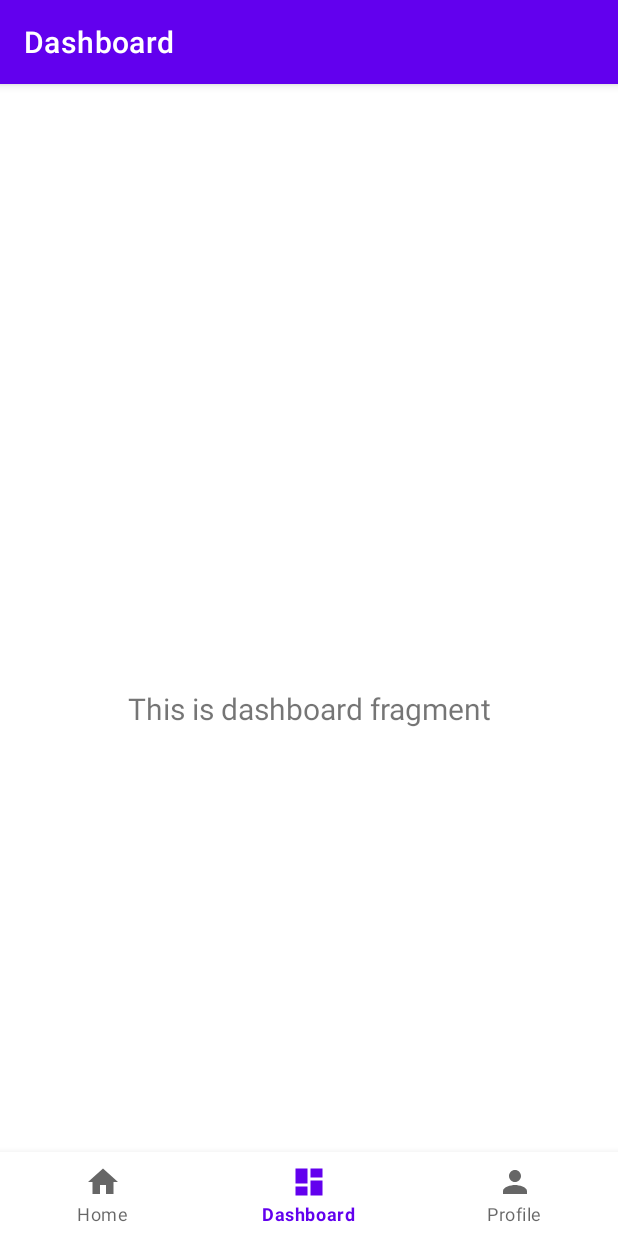
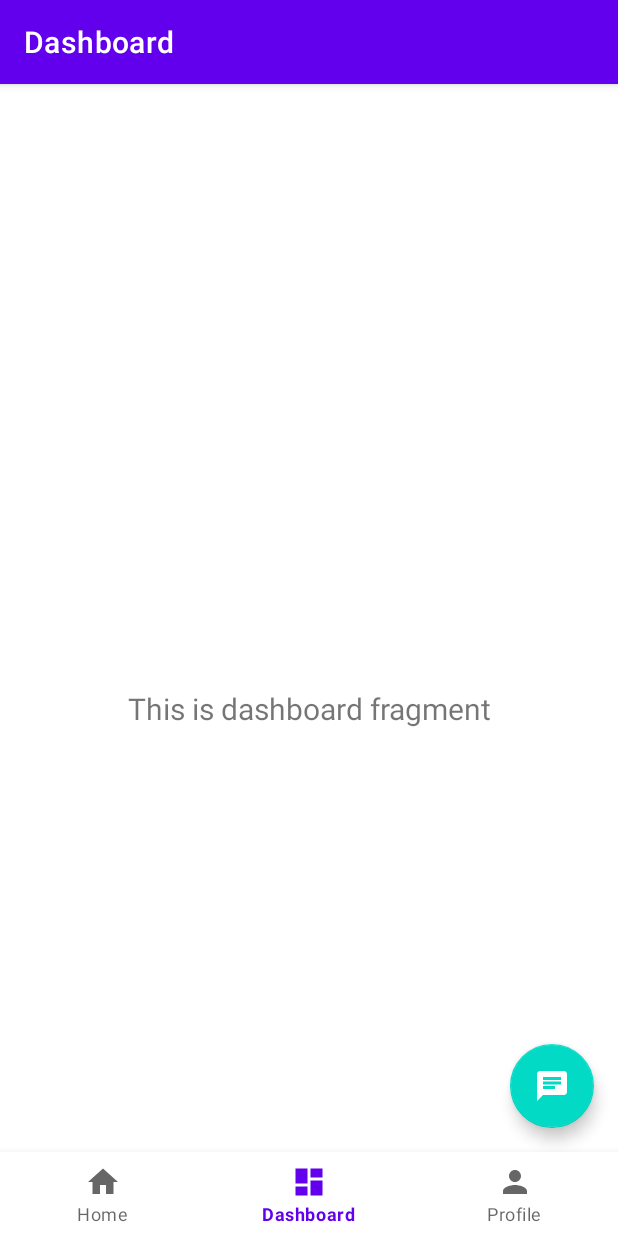
Before and after one commit to phamnguyenviethung/prm-asm, an Android app: the MainActivity screen opened directly, with no data from a screen before it, item 2 of the bottom bar chosen, on a phone screen of 412 x 824 dp. Run offline under Robolectric (Android 15) with nearby library versions, the phone set to English and light mode, and no system bars; our stand-ins replace navigation-ui; libraries missing offline, so code that uses them is left out: com.hubspot.mobilesdk; network calls fail; pictures from the network do not load; 6 statements that could not run were skipped.

Commit message:
[ADD]: Add chat feature

```diff
--- a/app/src/main/AndroidManifest.xml
+++ b/app/src/main/AndroidManifest.xml
@@ -30,5 +30,4 @@
             android:label="@string/app_name">
         </activity>
     </application>
-
 </manifest>
--- /dev/null
+++ b/app/src/main/assets/hubspot-info.json
@@ -0,0 +1,6 @@
+{
+  "portalId": "243249953",
+  "hublet": "na2",
+  "environment": "prod",
+  "defaultChatFlow": "Shop"
+}
--- a/app/src/main/java/com/example/myapplication/MainActivity.java
+++ b/app/src/main/java/com/example/myapplication/MainActivity.java
@@ -1,6 +1,7 @@
 package com.example.myapplication;
 
 import android.os.Bundle;
+import android.util.Log;
 
 import androidx.appcompat.app.AppCompatActivity;
 import androidx.navigation.NavController;
@@ -10,15 +11,20 @@ import androidx.navigation.ui.NavigationUI;
 
 import com.example.myapplication.databinding.ActivityMainBinding;
 import com.example.myapplication.util.AuthManager;
+import com.example.myapplication.util.HubSpotChatManager;
 import com.google.android.material.bottomnavigation.BottomNavigationView;
+import com.google.android.material.floatingactionbutton.FloatingActionButton;
 
 public class MainActivity extends AppCompatActivity {
-
+    private static final String TAG = "MainActivity";
     private ActivityMainBinding binding;
 
     @Override
     protected void onCreate(Bundle savedInstanceState) {
         super.onCreate(savedInstanceState);
+
+        // Initialize HubSpot Chat SDK
+        initializeHubSpotChat();
 
         // Check if user is logged in
         AuthManager.getInstance(this).checkLoginAndRedirect(this);
@@ -26,6 +32,37 @@ public class MainActivity extends AppCompatActivity {
         binding = ActivityMainBinding.inflate(getLayoutInflater());
         setContentView(binding.getRoot());
 
+        setupNavigation();
+        setupChatButton();
+    }
+
+    private void initializeHubSpotChat() {
+        try {
+            HubSpotChatManager.getInstance().initialize(this);
+            Log.d(TAG, "HubSpot Chat SDK initialization completed");
+        } catch (Exception e) {
+            Log.e(TAG, "Failed to initialize HubSpot Chat SDK", e);
+        }
+    }
+
+    private void setupChatButton() {
+        FloatingActionButton fabChat = findViewById(R.id.fab_chat);
+        fabChat.setOnClickListener(v -> {
+            Log.d(TAG, "Chat button clicked");
+            openHubSpotChat();
+        });
+    }
+
+    private void openHubSpotChat() {
+        try {
+            HubSpotChatManager.getInstance().openChat(this);
+            Log.d(TAG, "HubSpot chat opened successfully");
+        } catch (Exception e) {
+            Log.e(TAG, "Failed to open HubSpot chat", e);
+        }
+    }
+
+    private void setupNavigation() {
         BottomNavigationView navView = findViewById(R.id.nav_view);
         // Passing each menu ID as a set of Ids because each
         // menu should be considered as top level destinations.
--- a/app/src/main/java/com/example/myapplication/ui/auth/LoginActivity.java
+++ b/app/src/main/java/com/example/myapplication/ui/auth/LoginActivity.java
@@ -18,6 +18,7 @@ import com.example.myapplication.dto.request.LoginRequest;
 import com.example.myapplication.dto.response.ErrorResponse;
 import com.example.myapplication.dto.response.LoginResponse;
 import com.example.myapplication.util.ErrorUtils;
+import com.example.myapplication.util.HubSpotChatManager;
 import com.example.myapplication.util.TokenManager;
 import com.google.android.material.textfield.TextInputEditText;
 
@@ -104,6 +105,9 @@ public class LoginActivity extends AppCompatActivity {
     private void handleSuccessfulLogin(LoginResponse loginResponse) {
         // Save token
         tokenManager.saveToken(loginResponse.getAccessToken());
+        // Set user info for HubSpot chat
+        String email = etEmail.getText().toString().trim();
+        HubSpotChatManager.getInstance().setUserInfo(email, loginResponse.getAccessToken());
 
         // Navigate to main activity
         Intent intent = new Intent(LoginActivity.this, MainActivity.class);
--- a/app/src/main/java/com/example/myapplication/util/AuthManager.java
+++ b/app/src/main/java/com/example/myapplication/util/AuthManager.java
@@ -2,7 +2,9 @@ package com.example.myapplication.util;
 
 import android.content.Context;
 import android.content.Intent;
+import android.content.SharedPreferences;
 
+import com.example.myapplication.model.Customer;
 import com.example.myapplication.ui.auth.LoginActivity;
 
 public class AuthManager {
@@ -29,11 +31,14 @@ public class AuthManager {
             Intent intent = new Intent(context, LoginActivity.class);
             intent.setFlags(Intent.FLAG_ACTIVITY_NEW_TASK | Intent.FLAG_ACTIVITY_CLEAR_TASK);
             context.startActivity(intent);
+            HubSpotChatManager.getInstance().clearUserInfo();
         }
     }
 
     public void logout(Context context) {
         tokenManager.clearToken();
+        // Clear HubSpot user context
+        HubSpotChatManager.getInstance().clearUserInfo();
         checkLoginAndRedirect(context);
     }
 }
--- /dev/null
+++ b/app/src/main/java/com/example/myapplication/util/HubSpotChatManager.kt
@@ -0,0 +1,162 @@
+package com.example.myapplication.util
+
+import android.content.Context
+import android.content.Intent
+import android.util.Log
+import com.hubspot.mobilesdk.HubspotManager
+import com.hubspot.mobilesdk.HubspotWebActivity
+import kotlinx.coroutines.CoroutineScope
+import kotlinx.coroutines.Dispatchers
+import kotlinx.coroutines.launch
+
+/**
+ * Singleton class to manage HubSpot Chat SDK integration
+ * Handles initialization, user context, and chat operations
+ */
+class HubSpotChatManager private constructor() {
+
+    companion object {
+        private const val TAG = "HubSpotChatManager"
+
+        @Volatile
+        private var instance: HubSpotChatManager? = null
+
+        @JvmStatic
+        fun getInstance(): HubSpotChatManager {
+            return instance ?: synchronized(this) {
+                instance ?: HubSpotChatManager().also { instance = it }
+            }
+        }
+    }
+
+    private var isInitialized = false
+    private var applicationContext: Context? = null
+
+    /**
+     * Initialize HubSpot Chat SDK
+     * Should be called from Application class or MainActivity
+     */
+    fun initialize(context: Context) {
+        if (isInitialized) {
+            Log.d(TAG, "HubSpot Chat SDK already initialized")
+            return
+        }
+
+        try {
+            applicationContext = context.applicationContext
+
+            // Initialize HubSpot SDK using HubspotManager
+            val hubspotManager = HubspotManager.getInstance(applicationContext!!)
+            hubspotManager.configure()
+
+            isInitialized = true
+            Log.d(TAG, "HubSpot Chat SDK initialized successfully")
+
+        } catch (e: Exception) {
+            when {
+                e.javaClass.simpleName.contains("HubspotConfigError") -> {
+                    Log.e(TAG, "HubSpot Configuration Error: ${e.message}", e)
+                    Log.e(TAG, "Check your hubspot-info.json file in app/src/main/assets/")
+                }
+                else -> {
+                    Log.e(TAG, "Failed to initialize HubSpot Chat SDK: ${e.message}", e)
+                }
+            }
+        }
+    }
+
+    /**
+     * Open HubSpot chat interface using built-in HubspotWebActivity
+     */
+    fun openChat(context: Context) {
+        if (!isInitialized) {
+            Log.w(TAG, "HubSpot Chat SDK not initialized. Attempting to initialize...")
+            initialize(context)
+        }
+
+        try {
+            // Use the SDK's built-in HubspotWebActivity
+            val intent = Intent(context, HubspotWebActivity::class.java)
+            intent.addFlags(Intent.FLAG_ACTIVITY_NEW_TASK)
+            context.startActivity(intent)
+
+            Log.d(TAG, "HubSpot chat opened using HubspotWebActivity")
+        } catch (e: Exception) {
+            Log.e(TAG, "Failed to open HubSpot chat: ${e.message}", e)
+        }
+    }
+
+    /**
+     * Set user information for personalized chat experience
+     * Call this when user logs in
+     */
+    fun setUserInfo(email: String, token: String) {
+        if (!isInitialized) {
+            Log.w(TAG, "HubSpot Chat SDK not initialized")
+            return
+        }
+
+        try {
+            val hubspotManager = HubspotManager.getInstance(applicationContext!!)
+            // HubspotManager uses setUserIdentity with email and token
+            // For now, we'll use userId as token - you may need to adjust this based on your auth system
+            hubspotManager.setUserIdentity(email, token)
+
+            Log.d(TAG, "User info set for HubSpot chat: $email")
+
+        } catch (e: Exception) {
+            Log.e(TAG, "Failed to set user info: ${e.message}", e)
+        }
+    }
+
+    /**
+     * Clear user information and logout
+     * Call this when user logs out
+     */
+    fun clearUserInfo() {
+        if (!isInitialized) {
+            return
+        }
+
+        try {
+            val hubspotManager = HubspotManager.getInstance(applicationContext!!)
+            // Use the proper logout method to clear all user data
+            // Note: This is an async method, so we'll handle it with coroutines
+            CoroutineScope(Dispatchers.IO).launch {
+                try {
+                    hubspotManager.logout()
+                    Log.d(TAG, "User info cleared from HubSpot chat via logout()")
+                } catch (e: Exception) {
+                    Log.e(TAG, "Failed to logout from HubSpot: ${e.message}", e)
+                }
+            }
+        } catch (e: Exception) {
+            Log.e(TAG, "Failed to clear user info: ${e.message}", e)
+        }
+    }
+
+    /**
+     * Check if chat SDK is initialized
+     */
+    fun isInitialized(): Boolean {
+        return isInitialized
+    }
+
+    /**
+     * Set custom attributes for better customer context
+     */
+    fun setCustomAttributes(key: String, value: String) {
+        if (!isInitialized) {
+            return
+        }
+
+        try {
+            val hubspotManager = HubspotManager.getInstance(applicationContext!!)
+            val properties = mapOf(key to value)
+            hubspotManager.setChatProperties(properties)
+            Log.d(TAG, "Custom attribute set: $key = $value")
+        } catch (e: Exception) {
+            Log.e(TAG, "Failed to set custom attribute: ${e.message}", e)
+        }
+    }
+}
--- /dev/null
+++ b/app/src/main/res/drawable/ic_chat.xml
@@ -0,0 +1,10 @@
+<vector xmlns:android="http://schemas.android.com/apk/res/android"
+    android:width="24dp"
+    android:height="24dp"
+    android:viewportWidth="24"
+    android:viewportHeight="24"
+    android:tint="?attr/colorOnPrimary">
+  <path
+      android:fillColor="@android:color/white"
+      android:pathData="M20,2L4,2c-1.1,0 -1.99,0.9 -1.99,2L2,22l4,-4h14c1.1,0 2,-0.9 2,-2L22,4c0,-1.1 -0.9,-2 -2,-2zM6,9h12v2L6,11L6,9zM14,14L6,14v-2h8v2zM18,8L6,8L6,6h12v2z"/>
+</vector>
--- a/app/src/main/res/layout/activity_main.xml
+++ b/app/src/main/res/layout/activity_main.xml
@@ -30,4 +30,16 @@
         app:layout_constraintTop_toTopOf="parent"
         app:navGraph="@navigation/mobile_navigation" />
 
+    <!-- Floating Action Button for HubSpot Chat -->
+    <com.google.android.material.floatingactionbutton.FloatingActionButton
+        android:id="@+id/fab_chat"
+        android:layout_width="wrap_content"
+        android:layout_height="wrap_content"
+        android:layout_margin="16dp"
+        android:contentDescription="@string/chat_support"
+        android:src="@drawable/ic_chat"
+        app:layout_constraintBottom_toTopOf="@id/nav_view"
+        app:layout_constraintEnd_toEndOf="parent"
+        app:tint="@android:color/white" />
+
 </androidx.constraintlayout.widget.ConstraintLayout>
--- a/app/src/main/res/values/strings.xml
+++ b/app/src/main/res/values/strings.xml
@@ -3,4 +3,5 @@
     <string name="title_home">Home</string>
     <string name="title_dashboard">Dashboard</string>
     <string name="title_profile">Profile</string>
+    <string name="chat_support">Chat Support</string>
 </resources>
--- a/build.gradle.kts
+++ b/build.gradle.kts
@@ -1,4 +1,5 @@
 // Top-level build file where you can add configuration options common to all sub-projects/modules.
 plugins {
     alias(libs.plugins.android.application) apply false
+    alias(libs.plugins.kotlin.android) apply false
 }
--- a/gradle/libs.versions.toml
+++ b/gradle/libs.versions.toml
@@ -12,6 +12,8 @@ lifecycleViewmodelKtx = "2.9.0"
 navigationFragment = "2.9.0"
 navigationUi = "2.9.0"
 retrofit = "2.9.0"
+kotlin = "2.2.0"
+coreKtx = "1.16.0"
 
 [libraries]
 gson = { module = "com.google.code.gson:gson", version.ref = "gson" }
@@ -27,6 +29,8 @@ lifecycle-viewmodel-ktx = { group = "androidx.lifecycle", name = "lifecycle-view
 navigation-fragment = { group = "androidx.navigation", name = "navigation-fragment", version.ref = "navigationFragment" }
 navigation-ui = { group = "androidx.navigation", name = "navigation-ui", version.ref = "navigationUi" }
 retrofit = { module = "com.squareup.retrofit2:retrofit", version.ref = "retrofit" }
+core-ktx = { group = "androidx.core", name = "core-ktx", version.ref = "coreKtx" }
 
 [plugins]
 android-application = { id = "com.android.application", version.ref = "agp" }
+kotlin-android = { id = "org.jetbrains.kotlin.android", version.ref = "kotlin" }
```
Also changed, not shown: app/build.gradle.kts (+8 -0 lines).
